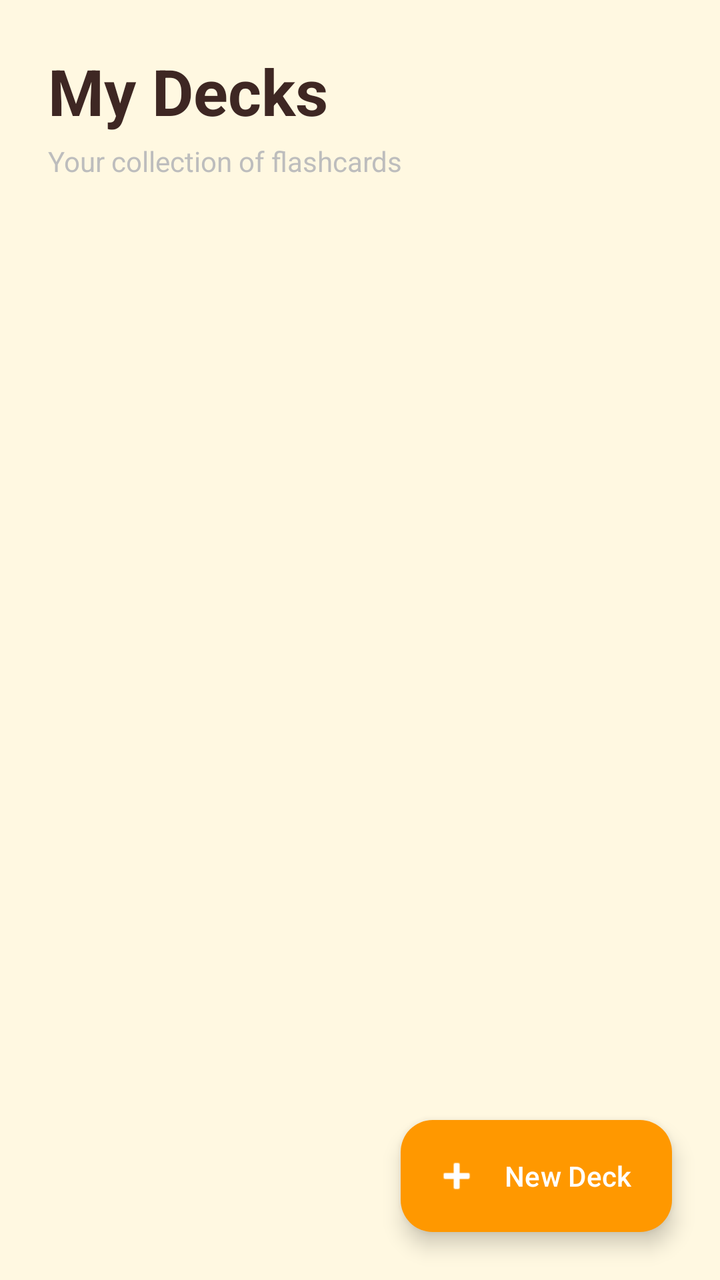
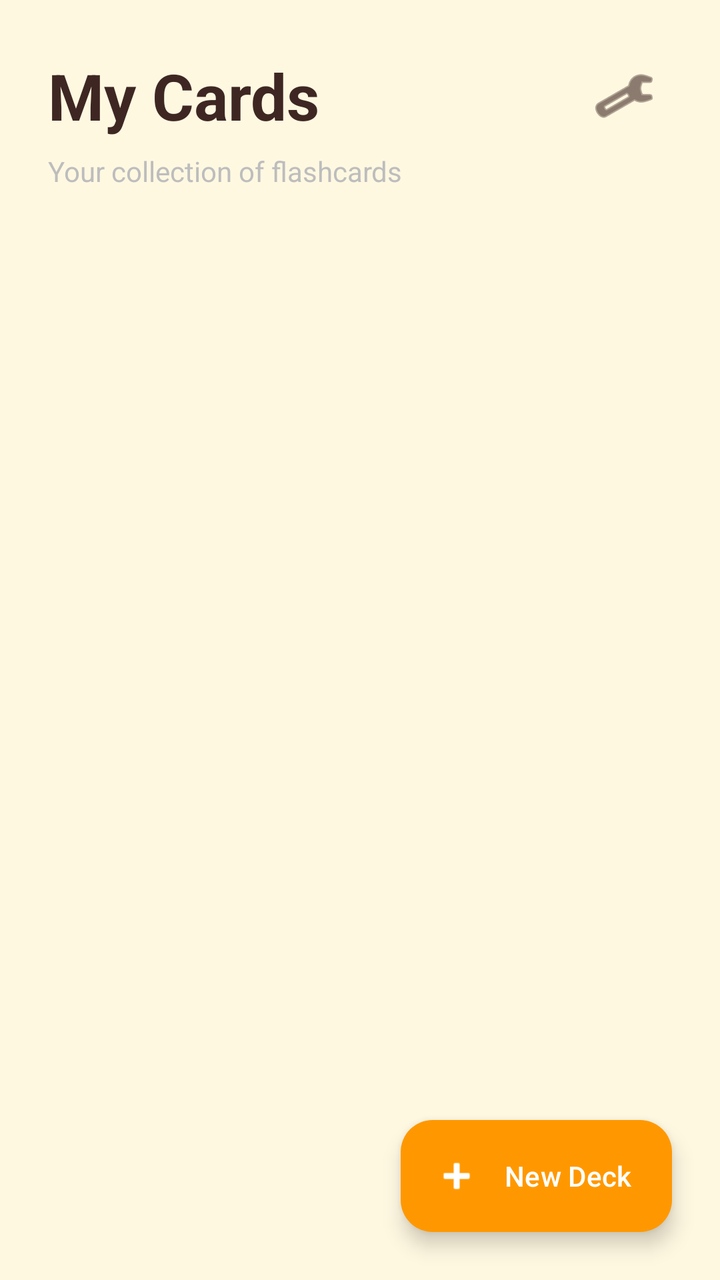

Before-and-after screenshots of an Android layout around one commit, followed by the original layout XML and the change that was made.
<!-- AndroidManifest.xml: application theme Theme.FlashNote -->
<!-- res/layout/activity_main.xml -->
<?xml version="1.0" encoding="utf-8"?>
<androidx.constraintlayout.widget.ConstraintLayout xmlns:android="http://schemas.android.com/apk/res/android"
    xmlns:app="http://schemas.android.com/apk/res-auto"
    xmlns:tools="http://schemas.android.com/tools"
    android:id="@+id/main"
    android:layout_width="match_parent"
    android:layout_height="match_parent"
    android:background="@color/surface"
    tools:context=".MainActivity"
    >

    <LinearLayout
        android:id="@+id/headerLayout"
        android:layout_width="match_parent"
        android:layout_height="wrap_content"
        android:orientation="vertical"
        android:padding="24dp"
        app:layout_constraintTop_toTopOf="parent">

        <TextView
            android:id="@+id/titleText"
            android:layout_width="wrap_content"
            android:layout_height="wrap_content"
            android:text="@string/my_decks"
            android:textColor="@color/on_surface"
            android:textSize="32sp"
            android:textStyle="bold" />

        <TextView
            android:layout_width="wrap_content"
            android:layout_height="wrap_content"
            android:layout_marginTop="4dp"
            android:text="@string/decks_subtitle"
            android:textColor="@color/divider"
            android:textSize="14sp" />
    </LinearLayout>

    <androidx.recyclerview.widget.RecyclerView
        android:id="@+id/decksRecyclerView"
        android:layout_width="match_parent"
        android:layout_height="0dp"
        android:clipToPadding="false"
        android:paddingBottom="88dp"
        app:layout_constraintBottom_toBottomOf="parent"
        app:layout_constraintTop_toBottomOf="@id/headerLayout" />

    <com.google.android.material.floatingactionbutton.ExtendedFloatingActionButton
        android:id="@+id/addDeckButton"
        android:layout_width="wrap_content"
        android:layout_height="wrap_content"
        android:layout_margin="24dp"
        android:text="@string/new_deck"
        android:textColor="@color/on_primary"
        app:backgroundTint="@color/primary"
        app:icon="@android:drawable/ic_input_add"
        app:iconTint="@color/on_primary"
        app:layout_constraintBottom_toBottomOf="parent"
        app:layout_constraintEnd_toEndOf="parent" />

</androidx.constraintlayout.widget.ConstraintLayout>
<!-- resources referenced by this layout -->
<resources>
  <color name="divider">#BDBDBD</color>
  <color name="on_primary">#FFFFFF</color>
  <color name="on_surface">#3E2723</color>
  <color name="primary">#FF9800</color>
  <color name="surface">#FFF8E1</color>
  <string name="decks_subtitle">Your collection of flashcards</string>
  <string name="my_decks">My Decks</string>
  <string name="new_deck">New Deck</string>
  <style name="Theme.FlashNote" parent="Base.Theme.FlashNote" />
  <style name="Base.Theme.FlashNote" parent="Theme.Material3.DayNight.NoActionBar">
          <item name="colorPrimary">@color/primary</item>
          <item name="colorOnPrimary">@color/on_primary</item>
          <item name="colorSecondary">@color/secondary</item>
          <item name="colorOnSecondary">@color/on_secondary</item>
          <item name="android:windowBackground">@color/background</item>
          <item name="colorSurface">@color/surface</item>
          <item name="colorOnSurface">@color/on_surface</item>
      </style>
  <color name="secondary">#FF5722</color>
  <color name="on_secondary">#FFFFFF</color>
  <color name="background">#FFFFFF</color>
</resources>

<!-- the commit's change to res/layout/activity_main.xml (unified diff, before → after) -->
@@ -17,14 +17,32 @@
         android:padding="24dp"
         app:layout_constraintTop_toTopOf="parent">
 
-        <TextView
-            android:id="@+id/titleText"
-            android:layout_width="wrap_content"
+        <LinearLayout
+            android:layout_width="match_parent"
             android:layout_height="wrap_content"
-            android:text="@string/my_decks"
-            android:textColor="@color/on_surface"
-            android:textSize="32sp"
-            android:textStyle="bold" />
+            android:orientation="horizontal"
+            android:gravity="center_vertical">
+
+            <TextView
+                android:id="@+id/homeTitle"
+                android:layout_width="0dp"
+                android:layout_height="wrap_content"
+                android:layout_weight="1"
+                android:text="@string/my_cards"
+                android:textColor="@color/on_surface"
+                android:textSize="32sp"
+                android:textStyle="bold" />
+
+            <ImageButton
+                android:id="@+id/settingsButton"
+                android:layout_width="48dp"
+                android:layout_height="48dp"
+                android:background="?attr/selectableItemBackgroundBorderless"
+                android:contentDescription="Settings"
+                android:src="@android:drawable/ic_menu_preferences"
+                android:tint="@color/on_surface" />
+
+        </LinearLayout>
 
         <TextView
             android:layout_width="wrap_content"
<!-- resource entries referenced after the edit -->
@@ -6,7 +6,7 @@
   <color name="primary">#FF9800</color>
   <color name="surface">#FFF8E1</color>
   <string name="decks_subtitle">Your collection of flashcards</string>
-  <string name="my_decks">My Decks</string>
+  <string name="my_cards">My Cards</string>
   <string name="new_deck">New Deck</string>
   <style name="Theme.FlashNote" parent="Base.Theme.FlashNote" />
   <style name="Base.Theme.FlashNote" parent="Theme.Material3.DayNight.NoActionBar">
